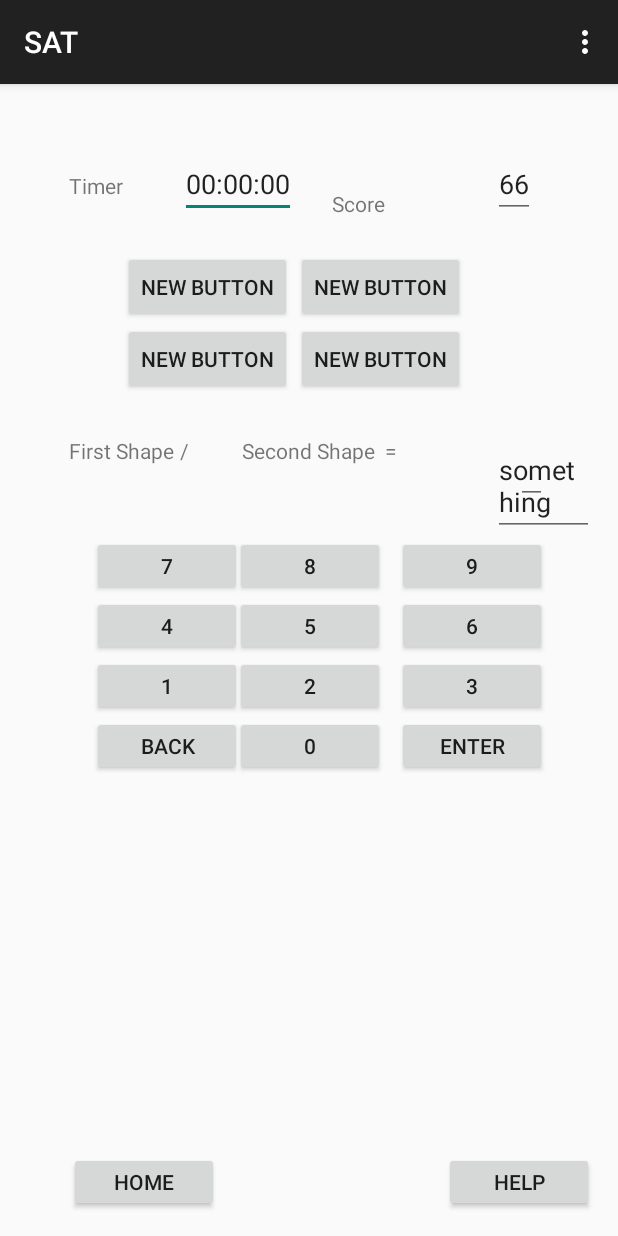
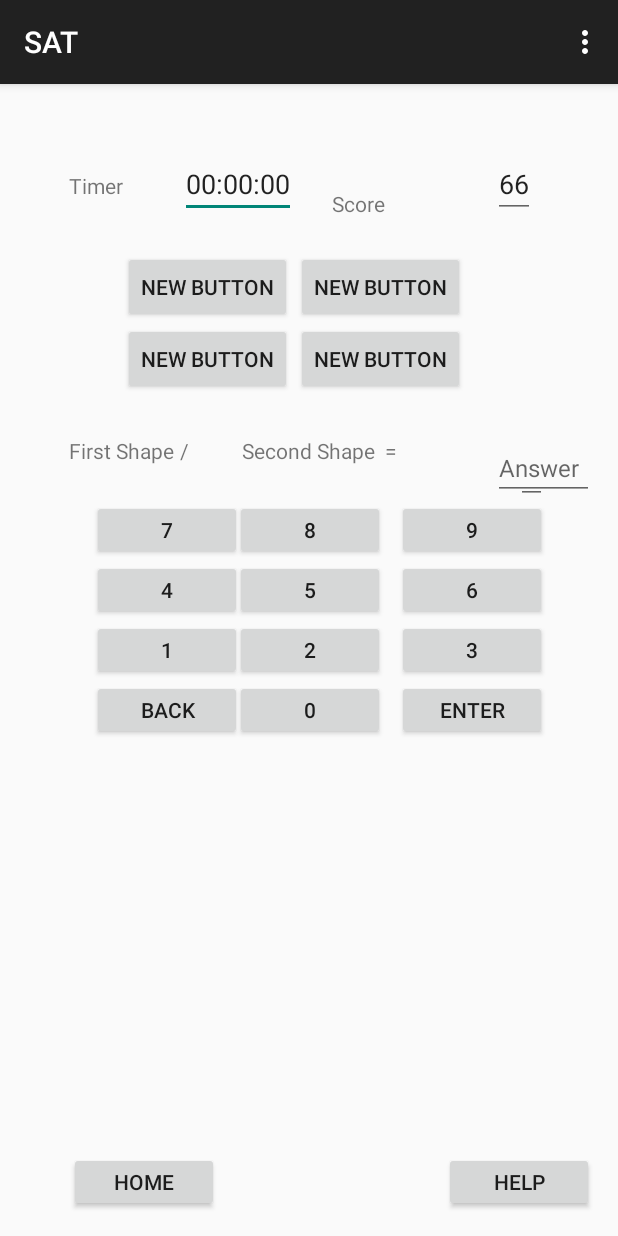
Before and after one commit to wklglider/SAT, an Android app: the gameActivity screen opened directly, with no data from a screen before it, on a phone screen of 412 x 824 dp. Run offline under Robolectric (Android 15) with nearby library versions, the phone set to English and light mode, and no system bars.

```diff
--- a/app/src/main/res/layout/activity_game.xml
+++ b/app/src/main/res/layout/activity_game.xml
@@ -131,7 +131,8 @@
         android:layout_alignParentEnd="true"
         android:layout_alignLeft="@+id/score_editText"
         android:layout_alignStart="@+id/score_editText"
-        android:text="something" />
+        android:hint="Answer"
+        android:textSize="16dp" />
 
     <Button
         android:layout_width="100dp"
@@ -263,6 +264,7 @@
         android:layout_width="wrap_content"
         android:layout_height="wrap_content"
         android:id="@+id/editText"
+        android:inputType="numberDecimal"
         android:layout_alignTop="@+id/equal_textView"
         android:layout_alignRight="@+id/num_button_9"
         android:layout_alignEnd="@+id/num_button_9" />
```
Also changed, not shown: app/src/main/java/csci3320/kuilin/sat/GameModel.java (+24 -10 lines), app/src/main/res/drawable/add.png (added), app/src/main/res/drawable/circle.png (added), app/src/main/res/drawable/divide.png (added), app/src/main/res/drawable/multiply.png (added), app/src/main/res/drawable/oval.png (added), app/src/main/res/drawable/pentagon.png (added), app/src/main/res/drawable/rectangle.png (added), app/src/main/res/drawable/square.png, app/src/main/res/drawable/subtract.png (added), app/src/main/res/drawable/triangle.png (added).
